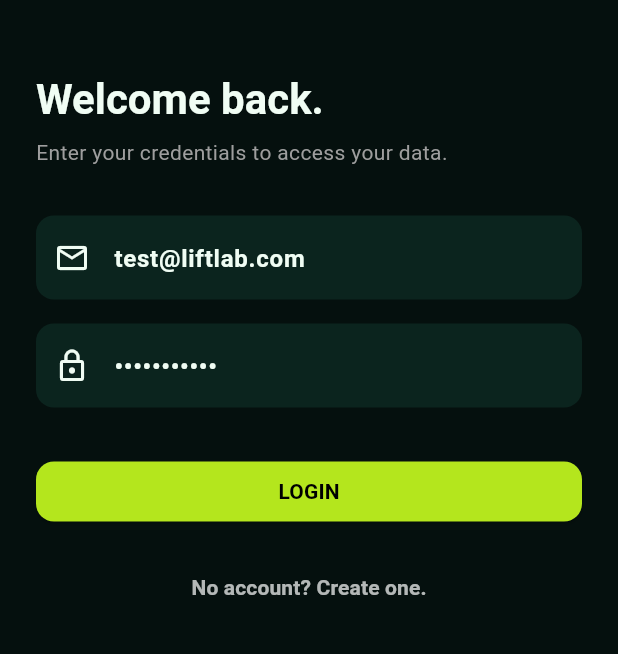
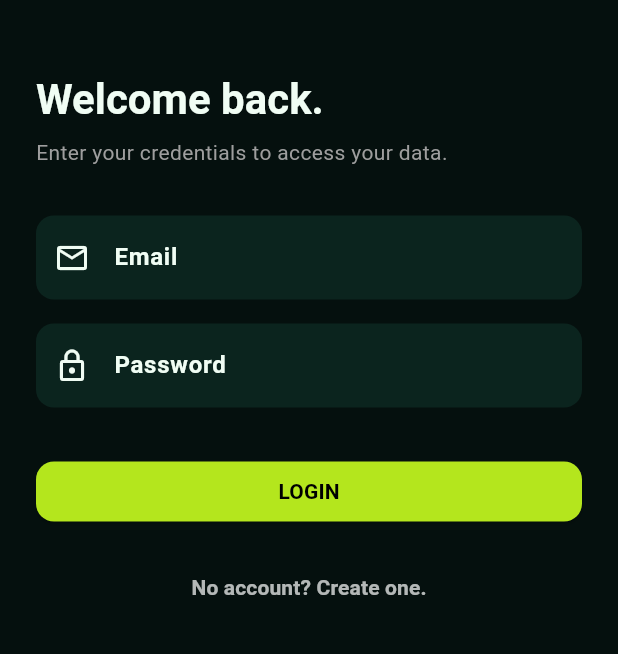
Before and after one commit to shivaacodes/lift_lab, a Flutter app: the AuthScreen screen opened directly, on a phone screen of 412 x 824 dp, the part 341-995 px from its top. Run offline on Flutter 3.47's test engine with Material 3 defaults, Android fonts, the phone set to English and light mode, and no system bars; our stand-ins replace cloud_firestore, firebase_auth, firebase_core, fl_chart, flutter_animate, google_fonts; accounts and stored records are empty; Roboto replaces fonts that are missing (Montserrat).

Commit message:
Restore local changes after pulling latest main

```diff
--- a/lib/screens/auth_screen.dart
+++ b/lib/screens/auth_screen.dart
@@ -12,24 +12,14 @@ class AuthScreen extends StatefulWidget {
 
 class _AuthScreenState extends State<AuthScreen> {
   bool _isLogin = true;
-  final _emailController = TextEditingController(text: 'test@liftlab.com');
-  final _passwordController = TextEditingController(text: 'password123');
+  final _emailController = TextEditingController();
+  final _passwordController = TextEditingController();
   final AuthService _authService = AuthService();
   final DatabaseService _databaseService = DatabaseService();
   bool _isLoading = false;
 
   Future<void> _submit() async {
     setState(() => _isLoading = true);
-
-    // Mock Login Bypass
-    if (_emailController.text.trim() == 'test@liftlab.com') {
-      await Future.delayed(const Duration(milliseconds: 500)); // Simulate network
-      if (mounted) {
-        Navigator.of(context).pushReplacementNamed('/home');
-      }
-      return;
-    }
-
     try {
       if (_isLogin) {
         await _authService.signInWithEmail(
```
Also changed, not shown: lib/screens/dashboard_screen.dart (+1 -7 lines), lib/screens/onboarding_screen.dart (+1 -6 lines), lib/services/database_service.dart (+0 -20 lines), assets/liftlab-Icon.png (added), lib/firebase_options.dart, 10 other files.
